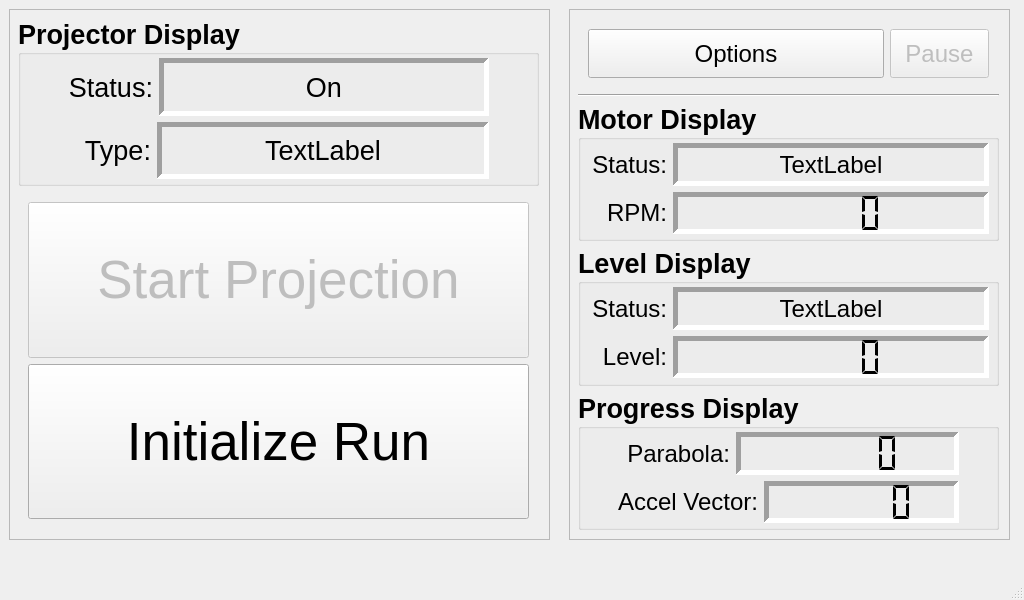
The window that src/jetsonDisplay/spaceCalMW.ui (twaddellberkeley/SpaceCAL) describes before a commit, drawn with Qt 5.
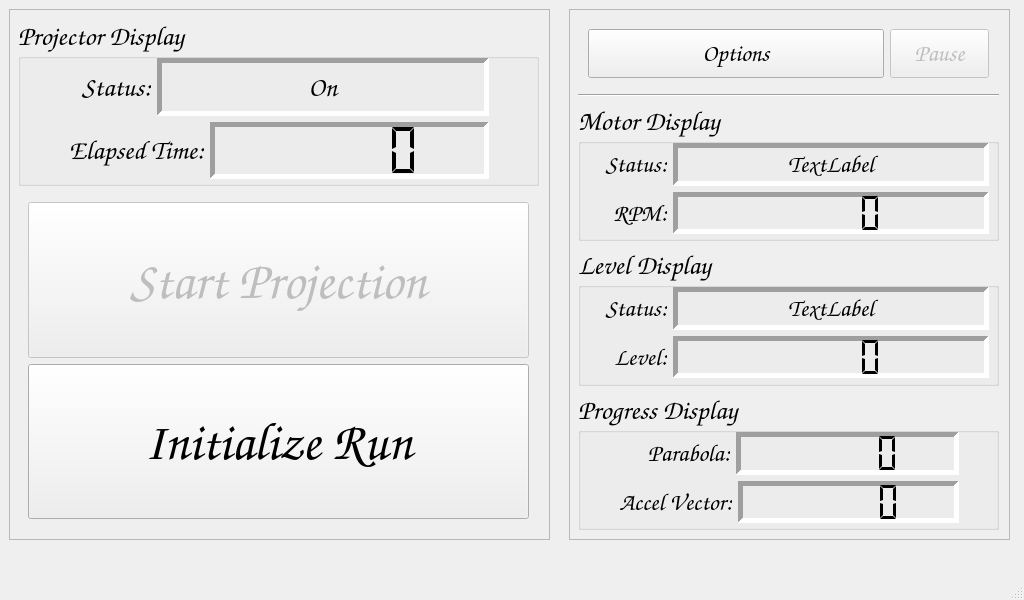
The same window after the commit.

What changed in the file:
```diff
--- a/src/jetsonDisplay/spaceCalMW.ui
+++ b/src/jetsonDisplay/spaceCalMW.ui
@@ -22,6 +22,11 @@
     <height>600</height>
    </size>
   </property>
+  <property name="font">
+   <font>
+    <family>Comic Sans MS</family>
+   </font>
+  </property>
   <property name="windowTitle">
    <string>SpaceCal</string>
   </property>
@@ -79,6 +84,7 @@
         </property>
         <property name="font">
          <font>
+          <family>Comic Sans MS</family>
           <pointsize>20</pointsize>
           <bold>true</bold>
          </font>
@@ -102,6 +108,7 @@
              <widget class="QLabel" name="label_3">
               <property name="font">
                <font>
+                <family>Comic Sans MS</family>
                 <pointsize>20</pointsize>
                 <bold>false</bold>
                </font>
@@ -118,6 +125,7 @@
              <widget class="QLabel" name="statusProjector">
               <property name="font">
                <font>
+                <family>Comic Sans MS</family>
                 <pointsize>20</pointsize>
                 <bold>false</bold>
                </font>
@@ -142,17 +150,18 @@
            </layout>
           </item>
           <item>
-           <layout class="QHBoxLayout" name="horizontalLayout_3" stretch="1,4">
+           <layout class="QHBoxLayout" name="horizontalLayout_3" stretch="1,3">
             <item>
              <widget class="QLabel" name="label_5">
               <property name="font">
                <font>
+                <family>Comic Sans MS</family>
                 <pointsize>20</pointsize>
                 <bold>false</bold>
                </font>
               </property>
               <property name="text">
-               <string>Type:</string>
+               <string>Elapsed Time:</string>
               </property>
               <property name="alignment">
                <set>Qt::AlignRight|Qt::AlignTrailing|Qt::AlignVCenter</set>
@@ -160,10 +169,11 @@
              </widget>
             </item>
             <item>
-             <widget class="QLabel" name="label_4">
+             <widget class="QLCDNumber" name="lcdRpm_2">
               <property name="font">
                <font>
-                <pointsize>20</pointsize>
+                <family>Comic Sans MS</family>
+                <pointsize>18</pointsize>
                 <bold>false</bold>
                </font>
               </property>
@@ -176,11 +186,14 @@
               <property name="lineWidth">
                <number>5</number>
               </property>
-              <property name="text">
-               <string>TextLabel</string>
+              <property name="digitCount">
+               <number>5</number>
               </property>
-              <property name="alignment">
-               <set>Qt::AlignCenter</set>
+              <property name="segmentStyle">
+               <enum>QLCDNumber::Flat</enum>
+              </property>
+              <property name="intValue" stdset="0">
+               <number>0</number>
               </property>
              </widget>
             </item>
@@ -220,6 +233,7 @@
           </property>
           <property name="font">
            <font>
+            <family>Comic Sans MS</family>
             <pointsize>40</pointsize>
            </font>
           </property>
@@ -241,6 +255,7 @@
           </property>
           <property name="font">
            <font>
+            <family>Comic Sans MS</family>
             <pointsize>40</pointsize>
            </font>
           </property>
@@ -265,6 +280,7 @@
     </property>
     <property name="font">
      <font>
+      <family>Comic Sans MS</family>
       <pointsize>18</pointsize>
      </font>
     </property>
@@ -311,6 +327,7 @@
           </property>
           <property name="font">
            <font>
+            <family>Comic Sans MS</family>
             <pointsize>18</pointsize>
            </font>
           </property>
@@ -332,6 +349,7 @@
           </property>
           <property name="font">
            <font>
+            <family>Comic Sans MS</family>
             <pointsize>18</pointsize>
            </font>
           </property>
@@ -353,6 +371,7 @@
        <widget class="QGroupBox" name="groupBox_4">
         <property name="font">
          <font>
+          <family>Comic Sans MS</family>
           <pointsize>20</pointsize>
           <bold>true</bold>
          </font>
@@ -376,6 +395,7 @@
              <widget class="QLabel" name="label_6">
               <property name="font">
                <font>
+                <family>Comic Sans MS</family>
                 <pointsize>18</pointsize>
                 <bold>false</bold>
                </font>
@@ -392,6 +412,7 @@
              <widget class="QLabel" name="statusMotor">
               <property name="font">
                <font>
+                <family>Comic Sans MS</family>
                 <pointsize>18</pointsize>
                 <bold>false</bold>
                </font>
@@ -421,6 +442,7 @@
              <widget class="QLabel" name="label_8">
               <property name="font">
                <font>
+                <family>Comic Sans MS</family>
                 <pointsize>18</pointsize>
                 <bold>false</bold>
                </font>
@@ -471,6 +493,7 @@
        <widget class="QGroupBox" name="groupBox">
         <property name="font">
          <font>
+          <family>Comic Sans MS</family>
           <pointsize>20</pointsize>
           <bold>true</bold>
          </font>
@@ -494,6 +517,7 @@
              <widget class="QLabel" name="label_9">
               <property name="font">
                <font>
+                <family>Comic Sans MS</family>
                 <pointsize>18</pointsize>
                 <bold>false</bold>
                </font>
@@ -510,6 +534,7 @@
              <widget class="QLabel" name="statusLevel">
               <property name="font">
                <font>
+                <family>Comic Sans MS</family>
                 <pointsize>18</pointsize>
                 <bold>false</bold>
                </font>
@@ -539,6 +564,7 @@
              <widget class="QLabel" name="label_11">
               <property name="font">
                <font>
+                <family>Comic Sans MS</family>
                 <pointsize>18</pointsize>
                 <bold>false</bold>
                </font>
@@ -589,6 +615,7 @@
        <widget class="QGroupBox" name="groupBox_2">
         <property name="font">
          <font>
+          <family>Comic Sans MS</family>
           <pointsize>20</pointsize>
           <bold>true</bold>
          </font>
@@ -612,6 +639,7 @@
              <widget class="QLabel" name="label_12">
               <property name="font">
                <font>
+                <family>Comic Sans MS</family>
                 <pointsize>18</pointsize>
                 <bold>false</bold>
                </font>
@@ -660,6 +688,7 @@
              <widget class="QLabel" name="label_14">
               <property name="font">
                <font>
+                <family>Comic Sans MS</family>
                 <pointsize>18</pointsize>
                 <bold>false</bold>
                </font>
@@ -682,6 +711,7 @@
               </property>
               <property name="font">
                <font>
+                <family>Comic Sans MS</family>
                 <pointsize>18</pointsize>
                 <bold>false</bold>
                </font>
```
Left out of the diff: 3 changed lines with no effect on the pictures.
